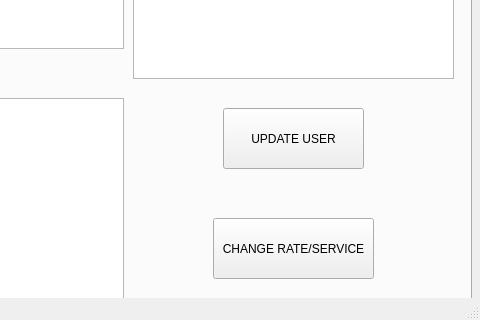
Predator051/MobileOperator, file client/adminview.ui: the form before one commit; both pictures show x 489 to 969 and y 357 to 677 of the 969 by 677 pixel window.
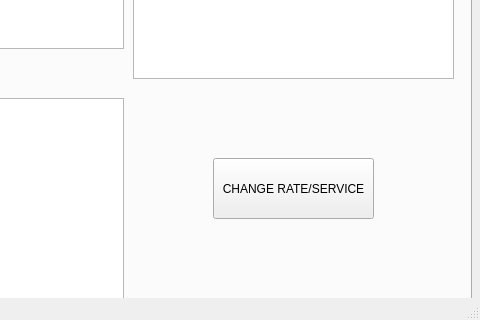
The form after the commit. The open tabs and pages were chosen to show the change. Custom widgets are drawn as their Qt base class.

```diff
--- a/client/adminview.ui
+++ b/client/adminview.ui
@@ -59,25 +59,15 @@
         <height>351</height>
        </rect>
       </property>
-     </widget>
-     <widget class="QPushButton" name="pushButton">
-      <property name="geometry">
-       <rect>
-        <x>710</x>
-        <y>410</y>
-        <width>141</width>
-        <height>61</height>
-       </rect>
-      </property>
-      <property name="text">
-       <string>UPDATE USER</string>
+      <property name="editTriggers">
+       <set>QAbstractItemView::NoEditTriggers</set>
       </property>
      </widget>
      <widget class="QPushButton" name="pushButton_2">
       <property name="geometry">
        <rect>
         <x>700</x>
-        <y>520</y>
+        <y>460</y>
         <width>161</width>
         <height>61</height>
        </rect>
```
Left out of the diff: 8 changed lines with no effect on the pictures.
